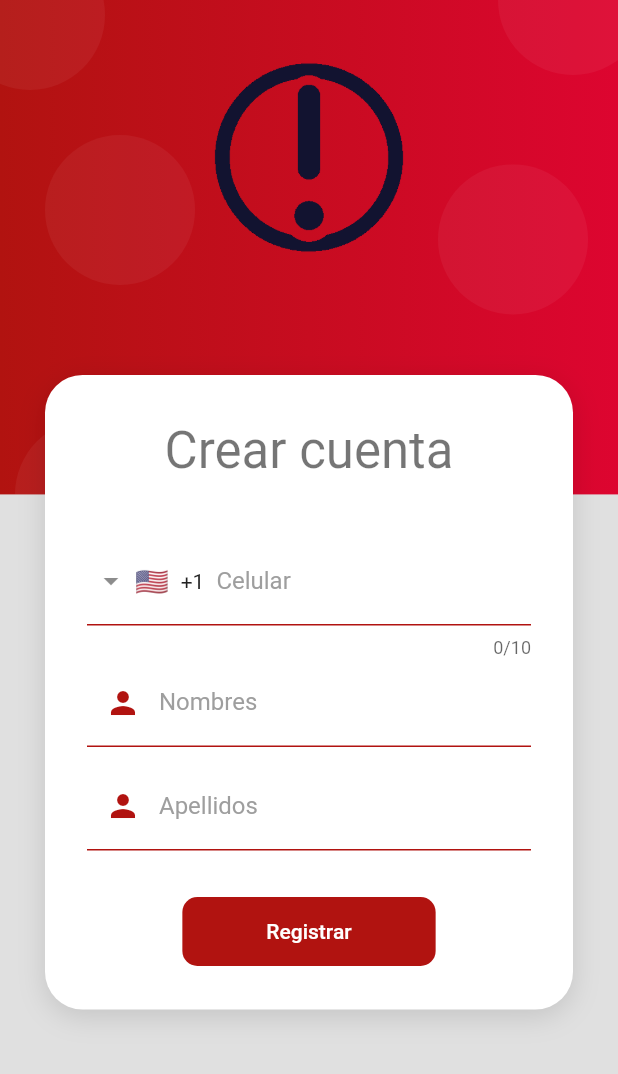
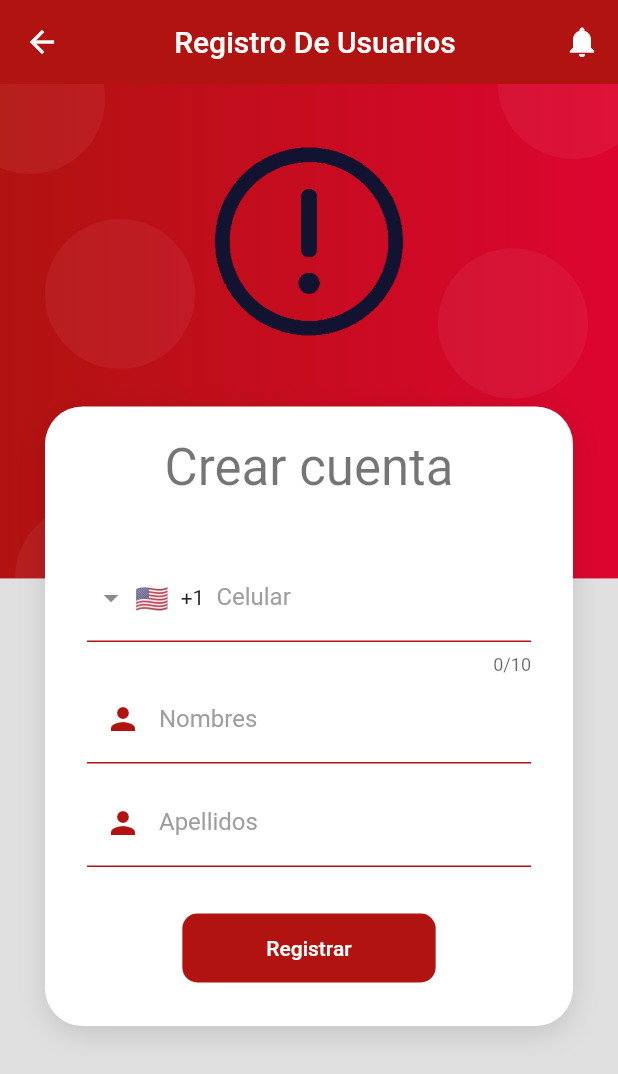
Before and after one commit to rodacapera/pannic_button, a Flutter app: the RegisterEmployeeScreen screen opened by its route, on a phone screen of 412 x 824 dp. Shown: the top 1074 px of the screen. Run offline on Flutter 3.47's test engine with Material 2 defaults, Android fonts, the light colour scheme and no system bars; drawn by our look-alikes of intl_phone_field; our stand-ins replace awesome_notifications, bloc, cloud_firestore, cool_alert, equatable, firebase_auth and 12 more; missing offline and left inert: flutter_app_badger; accounts and stored records are empty; network calls fail.

Commit message:
card_users_widget

```diff
--- a/lib/constants/texts.dart
+++ b/lib/constants/texts.dart
@@ -88,4 +88,5 @@ abstract class TextConstants {
   static String administrator = 'Administrador';
   static String selectAdministrator = 'Eres administrador ?';
   static String userAdministration = 'Administrador De Usuarios';
+  static String userRegister = 'Registro De Usuarios';
 }
--- a/lib/screens/users/register_user_employee_screen.dart
+++ b/lib/screens/users/register_user_employee_screen.dart
@@ -21,15 +21,26 @@ class RegisterEmployeeScreen extends StatelessWidget {
   @override
   Widget build(BuildContext context) {
     return Scaffold(
+        appBar: AppBar(
+          title: Center(child: Text(TextConstants.userRegister)),
+          backgroundColor: const Color.fromARGB(255, 177, 19, 16),
+          actions: [
+            IconButton(
+                onPressed: () {
+                  Navigator.pushNamed(context, 'notification');
+                },
+                icon: const Icon(Icons.notifications))
+          ],
+        ),
         body: AuthBackground(
             child: SingleChildScrollView(
       child: Column(
         children: [
-          const SizedBox(height: 250),
+          const SizedBox(height: 215),
           CardContainer(
               child: Column(
             children: [
-              const SizedBox(height: 10),
+              //const SizedBox(height: 5),
               Text(TextConstants.createAccount,
                   style: Theme.of(context).textTheme.headline4),
               const SizedBox(height: 30),
```
Also changed, not shown: lib/screens/users/administration_employees_screen.dart (+6 -16 lines), lib/widgets/card_users_widget.dart (added, +48 -0 lines), lib/widgets/drawer_widget.dart (+15 -14 lines), 1 other file.
